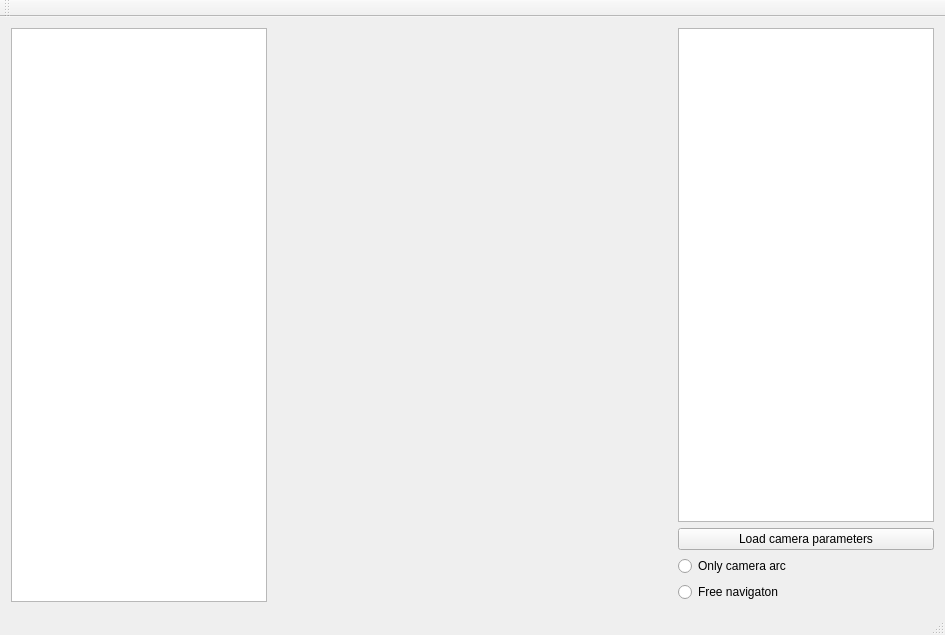
This is forms/mainwindow.ui in zhenyouluo/OpenGL_YUV2RGB as Qt 5 draws it before an edit. The edited form follows.
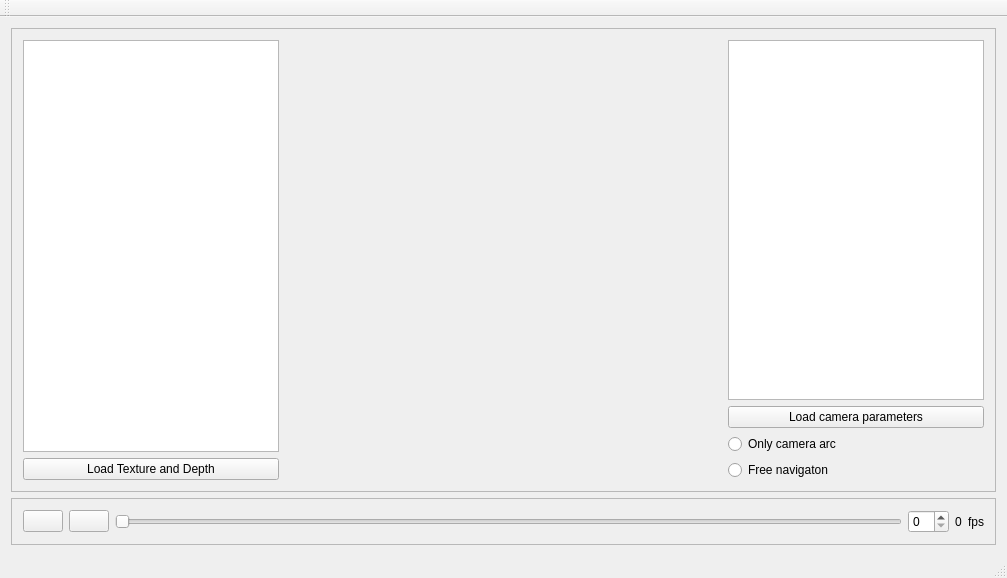
This is the edited form. Icons and pictures are not drawn. Custom widgets are drawn as their Qt base class.

Commit message: current status: - can read texture and depth for yuv, only properly working for poznan. only first frame - can select camera, though orienation is still upside down, position seems to bit of a bit

What changed in the file:
```diff
--- a/forms/mainwindow.ui
+++ b/forms/mainwindow.ui
@@ -6,16 +6,95 @@
    <rect>
     <x>0</x>
     <y>0</y>
-    <width>945</width>
-    <height>635</height>
+    <width>1007</width>
+    <height>578</height>
    </rect>
   </property>
   <property name="windowTitle">
    <string>MainWindow</string>
   </property>
   <widget class="QWidget" name="centralWidget">
-   <layout class="QGridLayout" name="gridLayout">
-    <item row="0" column="4">
+   <layout class="QVBoxLayout" name="verticalLayout_4">
+    <item>
+     <widget class="QFrame" name="frame_2">
+      <property name="sizePolicy">
+       <sizepolicy hsizetype="Expanding" vsizetype="Preferred">
+        <horstretch>0</horstretch>
+        <verstretch>0</verstretch>
+       </sizepolicy>
+      </property>
+      <property name="frameShape">
+       <enum>QFrame::StyledPanel</enum>
+      </property>
+      <property name="frameShadow">
+       <enum>QFrame::Raised</enum>
+      </property>
+      <layout class="QHBoxLayout" name="horizontalLayout">
+       <item>
+        <layout class="QVBoxLayout" name="verticalLayout_3">
+         <item>
+          <widget class="QListView" name="yuvListView">
+           <property name="sizePolicy">
+            <sizepolicy hsizetype="Preferred" vsizetype="Expanding">
+             <horstretch>0</horstretch>
+             <verstretch>0</verstretch>
+            </sizepolicy>
+           </property>
+          </widget>
+         </item>
+         <item>
+          <widget class="QPushButton" name="loadTextureAndDepthButton">
+           <property name="text">
+            <string>Load Texture and Depth</string>
+           </property>
+          </widget>
+         </item>
+        </layout>
+       </item>
+       <item>
+        <layout class="QVBoxLayout" name="verticalLayout_2">
+         <item>
+          <spacer name="verticalSpacer">
+           <property name="orientation">
+            <enum>Qt::Vertical</enum>
+           </property>
+           <property name="sizeHint" stdset="0">
+            <size>
+             <width>20</width>
+             <height>40</height>
+            </size>
+           </property>
+          </spacer>
+         </item>
+         <item>
+          <widget class="GLWidget" name="videoWidget" native="true">
+           <property name="enabled">
+            <bool>true</bool>
+           </property>
+           <property name="sizePolicy">
+            <sizepolicy hsizetype="Expanding" vsizetype="Preferred">
+             <horstretch>0</horstretch>
+             <verstretch>0</verstretch>
+            </sizepolicy>
+           </property>
+          </widget>
+         </item>
+         <item>
+          <spacer name="verticalSpacer_2">
+           <property name="orientation">
+            <enum>Qt::Vertical</enum>
+           </property>
+           <property name="sizeHint" stdset="0">
+            <size>
+             <width>20</width>
+             <height>40</height>
+            </size>
+           </property>
+          </spacer>
+         </item>
+        </layout>
+       </item>
+       <item>
      <layout class="QVBoxLayout" name="verticalLayout">
       <item>
        <widget class="QListView" name="camListView">
@@ -50,58 +129,78 @@
       </item>
      </layout>
     </item>
+      </layout>
+     </widget>
+    </item>
+    <item>
+     <widget class="QFrame" name="frame">
+      <property name="sizePolicy">
+       <sizepolicy hsizetype="Expanding" vsizetype="Preferred">
+        <horstretch>0</horstretch>
+        <verstretch>0</verstretch>
+       </sizepolicy>
+      </property>
+      <property name="frameShape">
+       <enum>QFrame::StyledPanel</enum>
+      </property>
+      <property name="frameShadow">
+       <enum>QFrame::Raised</enum>
+      </property>
+      <layout class="QGridLayout" name="gridLayout_3">
+       <item row="0" column="4">
+        <widget class="QLabel" name="frameRateLabel">
+         <property name="text">
+          <string>0</string>
+         </property>
+        </widget>
+       </item>
     <item row="0" column="0">
-     <widget class="QListView" name="yuvListView">
+        <widget class="QPushButton" name="previousFrameButton">
+         <property name="text">
+          <string/>
+         </property>
+         <property name="icon">
+          <iconset resource="../resources.qrc">
+           <normaloff>:/icons/previous.png</normaloff>:/icons/previous.png</iconset>
+         </property>
+        </widget>
+       </item>
+       <item row="0" column="2">
+        <widget class="QSlider" name="playbackLocationSlider">
       <property name="sizePolicy">
-       <sizepolicy hsizetype="Preferred" vsizetype="Expanding">
+          <sizepolicy hsizetype="Expanding" vsizetype="Fixed">
         <horstretch>0</horstretch>
         <verstretch>0</verstretch>
        </sizepolicy>
       </property>
+         <property name="orientation">
+          <enum>Qt::Horizontal</enum>
+         </property>
      </widget>
     </item>
     <item row="0" column="1">
-     <layout class="QVBoxLayout" name="verticalLayout_2">
-      <item>
-       <spacer name="verticalSpacer">
-        <property name="orientation">
-         <enum>Qt::Vertical</enum>
-        </property>
-        <property name="sizeHint" stdset="0">
-         <size>
-          <width>20</width>
-          <height>40</height>
-         </size>
-        </property>
-       </spacer>
-      </item>
-      <item>
-       <widget class="GLWidget" name="videoWidget" native="true">
-        <property name="enabled">
-         <bool>true</bool>
-        </property>
-        <property name="sizePolicy">
-         <sizepolicy hsizetype="Expanding" vsizetype="Preferred">
-          <horstretch>0</horstretch>
-          <verstretch>0</verstretch>
-         </sizepolicy>
-        </property>
-       </widget>
-      </item>
-      <item>
-       <spacer name="verticalSpacer_2">
-        <property name="orientation">
-         <enum>Qt::Vertical</enum>
-        </property>
-        <property name="sizeHint" stdset="0">
-         <size>
-          <width>20</width>
-          <height>40</height>
-         </size>
-        </property>
-       </spacer>
-      </item>
-     </layout>
+        <widget class="QPushButton" name="nextFrameButton">
+         <property name="text">
+          <string/>
+         </property>
+         <property name="icon">
+          <iconset resource="../resources.qrc">
+           <normaloff>:/icons/next.png</normaloff>:/icons/next.png</iconset>
+         </property>
+        </widget>
+       </item>
+       <item row="0" column="3">
+        <widget class="QSpinBox" name="frameCounterSpinBox"/>
+       </item>
+       <item row="0" column="5">
+        <widget class="QLabel" name="label_2">
+         <property name="text">
+          <string>fps</string>
+         </property>
+        </widget>
+       </item>
+      </layout>
+     </widget>
     </item>
    </layout>
   </widget>
```
Left out of the diff: 26 changed lines with no effect on the pictures. Lines whose indentation alone changed are shown as unchanged. The commit also changes 24 other files.
